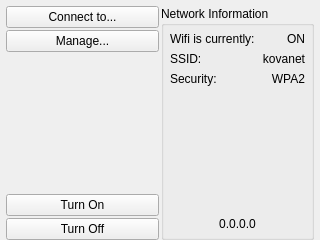
Qt form ui/NetworkSettingsWidget.ui (kipr/botui) before a commit.
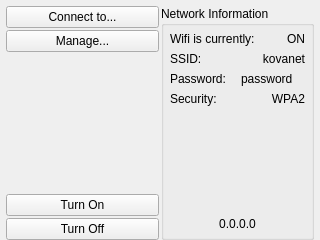
The same form after that commit. Icons and pictures are not drawn.

Commit message: Updating NetworkSettings UI for access ppoint only mode

The edit to the form file:
```diff
--- a/ui/NetworkSettingsWidget.ui
+++ b/ui/NetworkSettingsWidget.ui
@@ -149,6 +149,24 @@
           </item>
          </layout>
         </item>
+        <item>
+         <layout class="QHBoxLayout" name="horizontalLayout_6" stretch="0,0">
+          <item>
+           <widget class="QLabel" name="passwordLabel">
+            <property name="text">
+             <string>Password:</string>
+            </property>
+           </widget>
+          </item>
+          <item>
+           <widget class="QLabel" name="password">
+            <property name="text">
+             <string>password</string>
+            </property>
+           </widget>
+          </item>
+         </layout>
+        </item>
         <item>
          <layout class="QHBoxLayout" name="horizontalLayout_4">
           <item>
```
Left out of the diff: 11 changed lines with no effect on the pictures. The commit also changes 1 other file.
